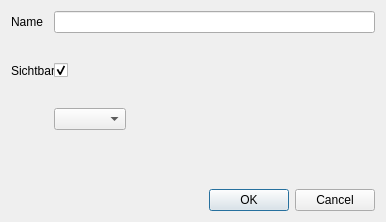
todvora/qrk-registrier-kasse, file src/manager/groupedit.ui: the form before one commit.
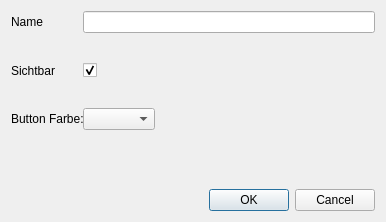
The form after the commit.

```diff
--- a/src/manager/groupedit.ui
+++ b/src/manager/groupedit.ui
@@ -53,6 +53,13 @@
      <item row="2" column="1">
       <widget class="QComboBox" name="colorComboBox"/>
      </item>
+     <item row="2" column="0">
+      <widget class="QLabel" name="label">
+       <property name="text">
+        <string>Button Farbe:</string>
+       </property>
+      </widget>
+     </item>
     </layout>
    </item>
    <item row="1" column="0">
```
